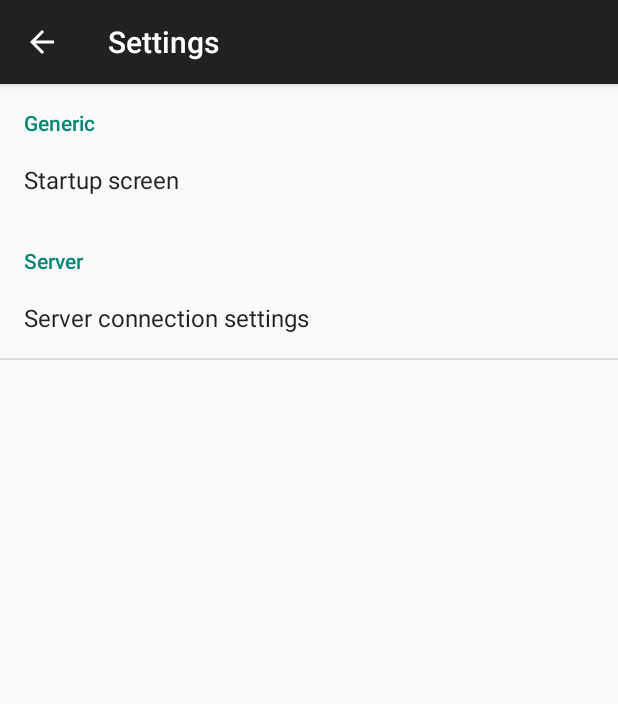
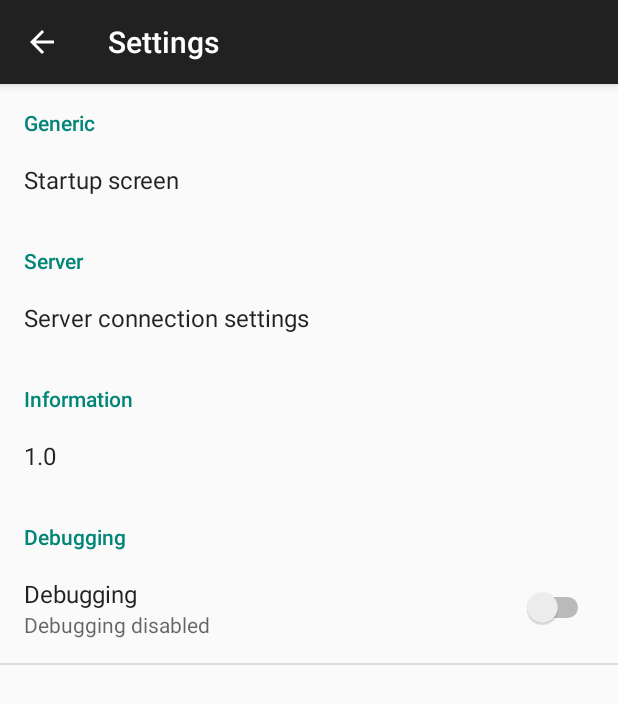
Before and after one commit to Inversion-NL/Domoticz-Android, an Android app: the screen it shows after launch (SettingsActivity), in the options menu, after a tap on "Settings", on a phone screen of 412 x 824 dp. Shown: the top 704 px of the screen. Run offline under Robolectric (Android 15) with nearby library versions, the phone set to English and light mode, and no system bars; our stand-ins replace Volley; network calls fail; 4 statements that could not run were skipped.

Commit message:
Add debug info and option in settings

```diff
--- a/app/src/main/java/nl/inversion/domoticz/Domoticz/Domoticz.java
+++ b/app/src/main/java/nl/inversion/domoticz/Domoticz/Domoticz.java
@@ -27,6 +27,7 @@ public class Domoticz {
      *  Log tag
      */
     private static final String TAG = Domoticz.class.getSimpleName();
+    public static boolean debug;
 
     /*
      *  Public variables
@@ -115,6 +116,7 @@ public class Domoticz {
         this.mContext = mContext;
         mSharedPrefUtil = new SharedPrefUtil(mContext);
         mPhoneConnectionUtil = new PhoneConnectionUtil(mContext);
+        debug = mSharedPrefUtil.isDebugEnabled();
     }
 
     public boolean isUserOnLocalWifi() {
@@ -158,17 +160,21 @@ public class Domoticz {
                 break;
             }
         }
+        if (debug) Log.d(TAG, "isConnectionDataComplete = " + result);
         return result;
     }
 
     public void errorToast(Exception error) {
+
         String cause;
-        if (error.getCause() != null) {
-            cause = error.getCause().getMessage();
-            Toast.makeText(mContext, cause, Toast.LENGTH_LONG).show();
+
+        if (debug) {
+            cause = error.toString();
         } else {
-            Toast.makeText(mContext, error.toString(), Toast.LENGTH_LONG).show();
+            if (error.getCause() != null) cause = error.getCause().getMessage();
+            else cause = error.toString();
         }
+        Toast.makeText(mContext, cause, Toast.LENGTH_LONG).show();
     }
 
     private String getJsonGetUrl(int jsonGetUrl) {
@@ -255,7 +261,7 @@ public class Domoticz {
                 .append(port)
                 .append(jsonUrl).toString();
 
-        Log.d(TAG, "Constructed url: " + fullString);
+        if (debug) Log.d(TAG, "Constructed url: " + fullString);
 
         return fullString;
     }
@@ -315,7 +321,7 @@ public class Domoticz {
                 .append(port)
                 .append(jsonUrl).toString();
 
-        Log.d(TAG, "Constructed url: " + fullString);
+        if (debug) Log.d(TAG, "Constructed url: " + fullString);
 
         return fullString;
     }
@@ -427,9 +433,8 @@ public class Domoticz {
         }
 
         String url = constructGetUrl(JSON_GET_STATUS) + String.valueOf(idx);
-        Log.d(TAG, "for idx: " + String.valueOf(idx));
+        if (debug) Log.d(TAG, "for idx: " + String.valueOf(idx));
 
         RequestUtil.makeJsonGetRequest(statusInfoParser, username, password, url);
-
     }
 }
--- a/app/src/main/java/nl/inversion/domoticz/Fragments/Scenes.java
+++ b/app/src/main/java/nl/inversion/domoticz/Fragments/Scenes.java
@@ -27,6 +27,8 @@ public class Scenes extends Fragment {
     private static final String TAG = Scenes.class.getSimpleName();
     private ProgressDialog progressDialog;
     private Domoticz mDomoticz;
+    private TextView statusText;
+    private boolean debug;
 
     public static Fragment newInstance(Context context) {
         Scenes f = new Scenes();
@@ -43,12 +45,23 @@ public class Scenes extends Fragment {
     public void onActivityCreated(Bundle savedInstanceState) {
         super.onActivityCreated(savedInstanceState);
 
+        mDomoticz = new Domoticz(getActivity());
+        debug = Domoticz.debug;
+
         // Initialize the progress dialog
         progressDialog = new ProgressDialog(this.getActivity());
         progressDialog.setMessage(getString(R.string.msg_please_wait));
         progressDialog.setCancelable(false);
 
-        mDomoticz = new Domoticz(getActivity());
+        if (debug) {
+            statusText = (TextView) getView().findViewById(R.id.debugText);
+            statusText.setVisibility(View.VISIBLE);
+        }
+    }
+
+    @Override
+    public void onResume() {
+        super.onResume();
         getData();
     }
 
@@ -85,6 +98,13 @@ public class Scenes extends Fragment {
      */
     private void createRow(SceneInfo mScene) {
         // Example: http://android-er.blogspot.nl/2013/05/add-and-remove-view-dynamically.html
+
+        if (debug) {
+            String temp = statusText.getText().toString();
+            temp = temp + "\n\n";
+            temp = temp + mScene.getJsonObject().toString();
+            statusText.setText(temp);
+        }
 
         if (mScene.getType().equalsIgnoreCase(Domoticz.SCENE_TYPE_SCENE)) {
 
--- a/app/src/main/java/nl/inversion/domoticz/Utils/SharedPrefUtil.java
+++ b/app/src/main/java/nl/inversion/domoticz/Utils/SharedPrefUtil.java
@@ -60,6 +60,10 @@ public class SharedPrefUtil {
             }
             return i;
         }
+    }
+
+    public boolean isDebugEnabled() {
+        return prefs.getBoolean("debugging", false);
     }
 
     /*
--- a/app/src/main/res/layout/fragment_switches.xml
+++ b/app/src/main/res/layout/fragment_switches.xml
@@ -27,9 +27,11 @@
         </LinearLayout>
 
         <TextView
-            android:id="@+id/statusText"
+            android:id="@+id/debugText"
+            android:visibility="gone"
             android:layout_width="wrap_content"
             android:layout_height="wrap_content"
-            android:layout_centerHorizontal="true"/>
+            android:layout_centerHorizontal="true"
+            android:text="@string/debug_textview_title"/>
     </LinearLayout>
 </ScrollView>
--- a/app/src/main/res/values/strings.xml
+++ b/app/src/main/res/values/strings.xml
@@ -19,4 +19,6 @@
     <string name="level">Level</string>
     <string name="signal_level">Signal level</string>
     <string name="status">Status</string>
+
+    <string name="debug_textview_title">Debugging info</string>
 </resources>
--- a/app/src/main/res/values/strings_settingsActivity.xml
+++ b/app/src/main/res/values/strings_settingsActivity.xml
@@ -3,12 +3,19 @@
 
     <string name="settingsActivity_name">Settings</string>
 
+    <!--        Categories                   -->
     <string name="category_generic">Generic</string>
     <string name="category_server">Server</string>
+    <string name="category_info">Information</string>
+    <string name="category_debug">Debugging</string>
 
+    <!--        Generic settings       -->
     <string name="startup_screen">Startup screen</string>
+
+    <!--        Preference screens      -->
     <string name="server_settings">Server connection settings</string>;
 
+    <!--        Remote server settings       -->
     <string name="remote_server_settings_label">Remote server settings</string>
     <string name="remote_server_username">Username</string>
     <string name="remote_server_password">Password</string>
@@ -22,6 +29,7 @@
     <string name="remote_server_authentication_method_summary_on">Login form</string>
     <string name="remote_server_authentication_method_summary_off">Basic auth</string>
 
+    <!--        Local server settings       -->
     <string name="local_server_settings_label">Local server settings</string>
     <string name="local_server_used_switch_title">Different server address</string>
     <string name="local_server_used_switch_summary_on">Use different address for local connection</string>
@@ -47,4 +55,12 @@
         <item>-1</item>
     </string-array>
 
+    <!--        Information category       -->
+    <string name="info_version">1.0</string>
+
+    <!--        Debug category       -->
+    <string name="debug_switch_title">Debugging</string>
+    <string name="debug_switch_summary_on">Debugging enabled</string>
+    <string name="debug_switch_summary_off">Debugging disabled</string>
+
 </resources>
--- a/app/src/main/res/xml/preferences.xml
+++ b/app/src/main/res/xml/preferences.xml
@@ -137,5 +137,27 @@
             </PreferenceCategory>
         </PreferenceScreen>
     </PreferenceCategory>
+    <PreferenceCategory
+        android:title="@string/category_info">
+        <EditTextPreference
+            android:key="version"
+            android:title="@string/info_version"
+            android:text="Version 1.0.2"
+            android:inputType="none"
+            android:focusable="false">
+        </EditTextPreference>
+
+    </PreferenceCategory>
+    <PreferenceCategory
+        android:title="@string/category_debug">
+
+        <SwitchPreference
+            android:key="debugging"
+            android:title="@string/debug_switch_title"
+            android:defaultValue="false"
+            android:summaryOn="@string/debug_switch_summary_on"
+            android:summaryOff="@string/debug_switch_summary_off"/>
+
+    </PreferenceCategory>
 
 </PreferenceScreen>
```
Also changed, not shown: app/src/main/java/nl/inversion/domoticz/Fragments/Switches.java (+19 -8 lines), app/src/main/res/layout/fragment_scenes.xml (+8 -0 lines).
